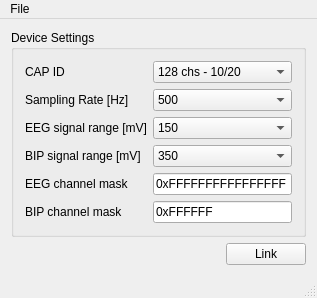
First picture: the form in mainwindow.ui, repository fcbg-platforms/lsl-eego, before the edit.
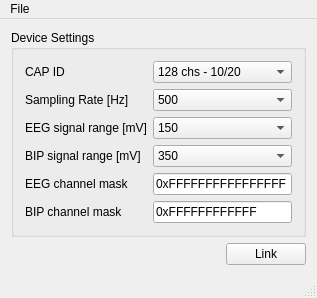
Second picture: the form after the edit.

Commit message:
double length of BIP mask for AUX
This reverts commit 3483032788dbc37a3c4026e1d7e88158e0250a79.

Revert "hard-code loops generating the streaminfo"

This reverts commit d58573746a4b05d776c0bd47fa34ae856aa0a823.

The edit to the form file:
```diff
--- a/mainwindow.ui
+++ b/mainwindow.ui
@@ -205,7 +205,7 @@
          <item row="5" column="1">
           <widget class="QLineEdit" name="BIP_LineEdit">
            <property name="text">
-            <string>0xFFFFFF</string>
+            <string>0xFFFFFFFFFFFF</string>
            </property>
           </widget>
          </item>
```
The commit also changes 2 other files.
